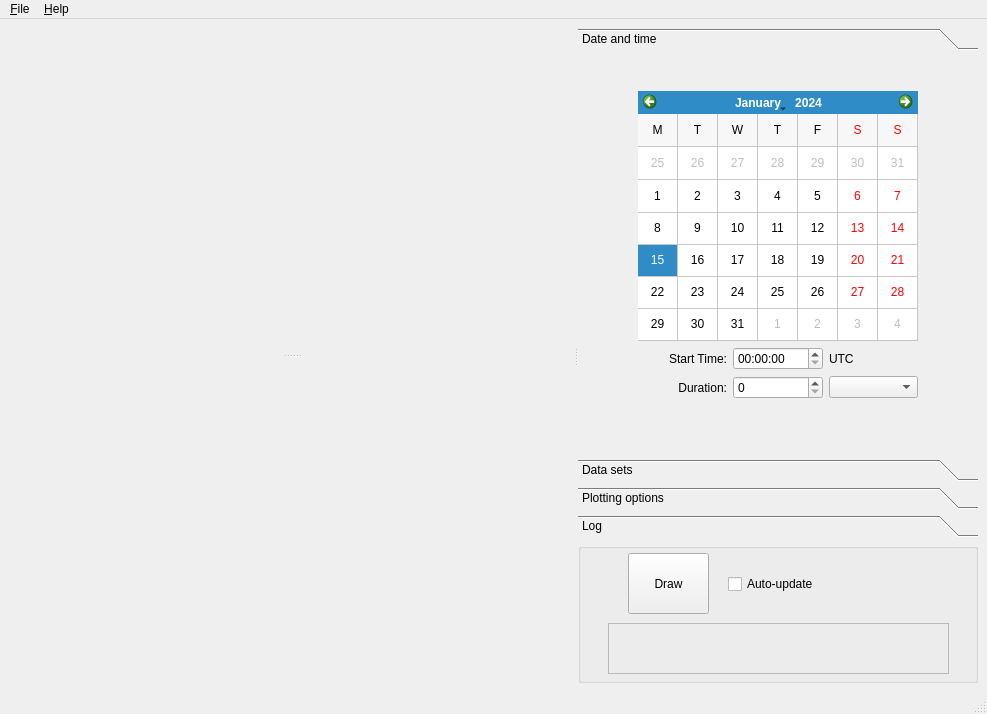
Before: the Qt Designer form auroraplot/gui/auroraplot_dataviewer.ui in stevemarple/auroraplot, drawn with Qt 5.
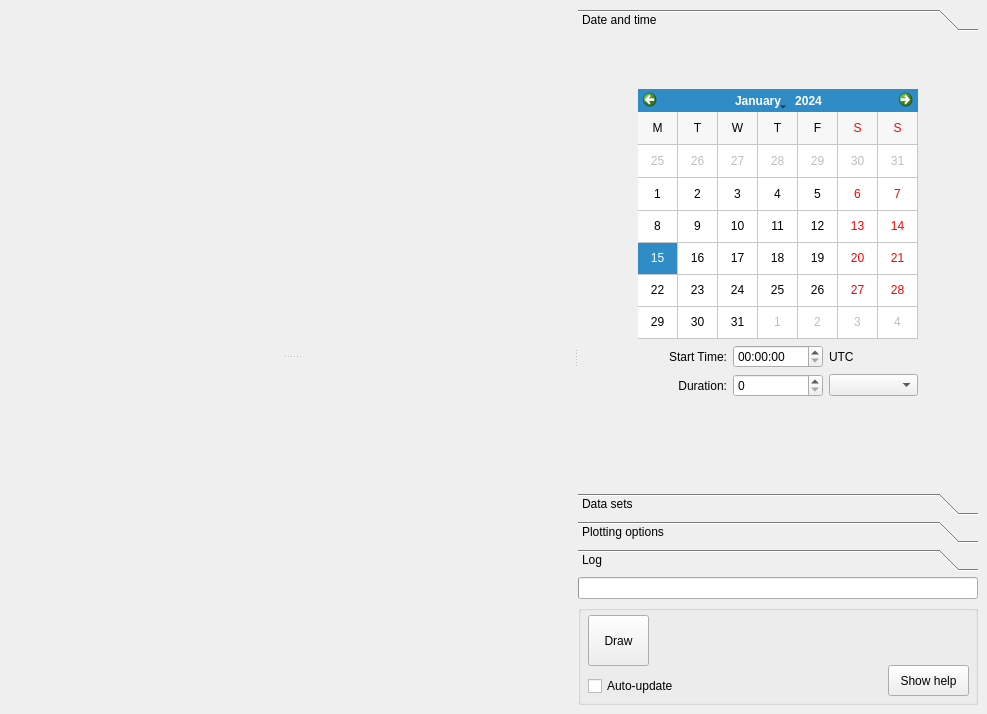
After: the same form once the commit is applied. Icons and pictures are not drawn.

Commit message: Adds documentation folder, help, and various code updates

Patch:
```diff
--- a/auroraplot/gui/auroraplot_dataviewer.ui
+++ b/auroraplot/gui/auroraplot_dataviewer.ui
@@ -17,12 +17,6 @@
    <iconset resource="resources.qrc">
     <normaloff>:/images/icons/dataviewer_32.png</normaloff>:/images/icons/dataviewer_32.png</iconset>
   </property>
-  <property name="iconSize">
-   <size>
-    <width>32</width>
-    <height>32</height>
-   </size>
-  </property>
   <widget class="QWidget" name="centralwidget">
    <property name="sizePolicy">
     <sizepolicy hsizetype="Preferred" vsizetype="Preferred">
@@ -54,7 +48,7 @@
        </widget>
       </widget>
       <widget class="QWidget" name="layoutWidget">
-       <layout class="QVBoxLayout" name="verticalLayout" stretch="0,0">
+       <layout class="QVBoxLayout" name="verticalLayout" stretch="0,0,0">
         <property name="spacing">
          <number>6</number>
         </property>
@@ -87,7 +81,7 @@
              <x>0</x>
              <y>0</y>
              <width>400</width>
-             <height>373</height>
+             <height>434</height>
             </rect>
            </property>
            <attribute name="label">
@@ -400,6 +394,9 @@
           </widget>
          </widget>
         </item>
+        <item>
+         <widget class="QProgressBar" name="progressBar"/>
+        </item>
         <item>
          <widget class="QGroupBox" name="commandBox">
           <property name="sizePolicy">
@@ -411,25 +408,25 @@
           <property name="minimumSize">
            <size>
             <width>400</width>
-            <height>140</height>
+            <height>100</height>
            </size>
           </property>
           <property name="maximumSize">
            <size>
             <width>1000</width>
-            <height>140</height>
+            <height>100</height>
            </size>
           </property>
-          <property name="title">
-           <string/>
+          <property name="checkable">
+           <bool>false</bool>
           </property>
           <widget class="QPushButton" name="goButton">
            <property name="geometry">
             <rect>
-             <x>50</x>
+             <x>10</x>
              <y>10</y>
-             <width>81</width>
-             <height>61</height>
+             <width>61</width>
+             <height>51</height>
             </rect>
            </property>
            <property name="text">
@@ -439,8 +436,8 @@
           <widget class="QCheckBox" name="autoUpdateCheckBox">
            <property name="geometry">
             <rect>
-             <x>150</x>
-             <y>30</y>
+             <x>10</x>
+             <y>70</y>
              <width>105</width>
              <height>22</height>
             </rect>
@@ -452,20 +449,27 @@
           <widget class="QFrame" name="toolbarFrame">
            <property name="geometry">
             <rect>
-             <x>30</x>
-             <y>80</y>
-             <width>341</width>
+             <x>70</x>
+             <y>10</y>
+             <width>331</width>
              <height>51</height>
             </rect>
            </property>
-           <property name="frameShape">
-            <enum>QFrame::StyledPanel</enum>
-           </property>
-           <property name="frameShadow">
-            <enum>QFrame::Raised</enum>
-           </property>
            <layout class="QHBoxLayout" name="toolbarLayout"/>
           </widget>
+          <widget class="QPushButton" name="helpButton">
+           <property name="geometry">
+            <rect>
+             <x>310</x>
+             <y>60</y>
+             <width>81</width>
+             <height>31</height>
+            </rect>
+           </property>
+           <property name="text">
+            <string>Show help</string>
+           </property>
+          </widget>
          </widget>
         </item>
        </layout>
@@ -474,41 +478,6 @@
     </item>
    </layout>
   </widget>
-  <widget class="QMenuBar" name="menubar">
-   <property name="geometry">
-    <rect>
-     <x>0</x>
-     <y>0</y>
-     <width>987</width>
-     <height>30</height>
-    </rect>
-   </property>
-   <widget class="QMenu" name="menuFile">
-    <property name="title">
-     <string>&amp;File</string>
-    </property>
-    <addaction name="actionExport_Data_Plot"/>
-   </widget>
-   <widget class="QMenu" name="menuHelp">
-    <property name="title">
-     <string>&amp;Help</string>
-    </property>
-    <addaction name="actionAbout"/>
-   </widget>
-   <addaction name="menuFile"/>
-   <addaction name="menuHelp"/>
-  </widget>
-  <widget class="QStatusBar" name="statusbar"/>
-  <action name="actionAbout">
-   <property name="text">
-    <string>&amp;About</string>
-   </property>
-  </action>
-  <action name="actionExport_Data_Plot">
-   <property name="text">
-    <string>&amp;Export Data Plot</string>
-   </property>
-  </action>
  </widget>
  <resources>
   <include location="resources.qrc"/>
```
Left out of the diff: 6 changed lines with no effect on the pictures. The commit also changes 14 other files.
